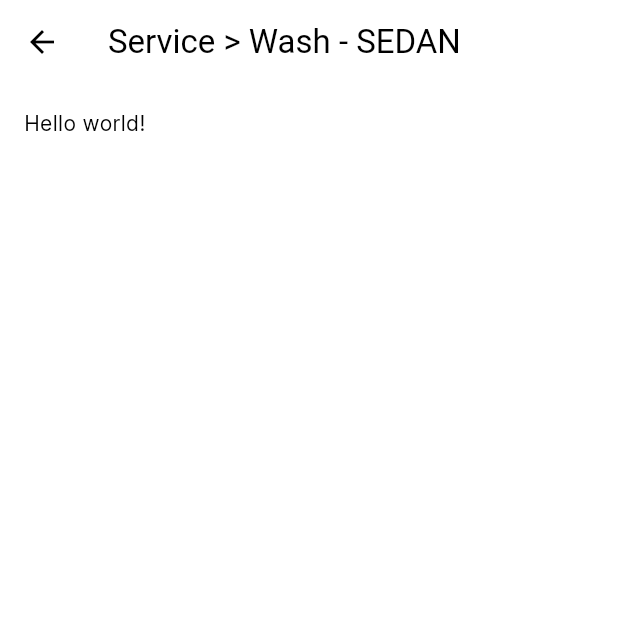
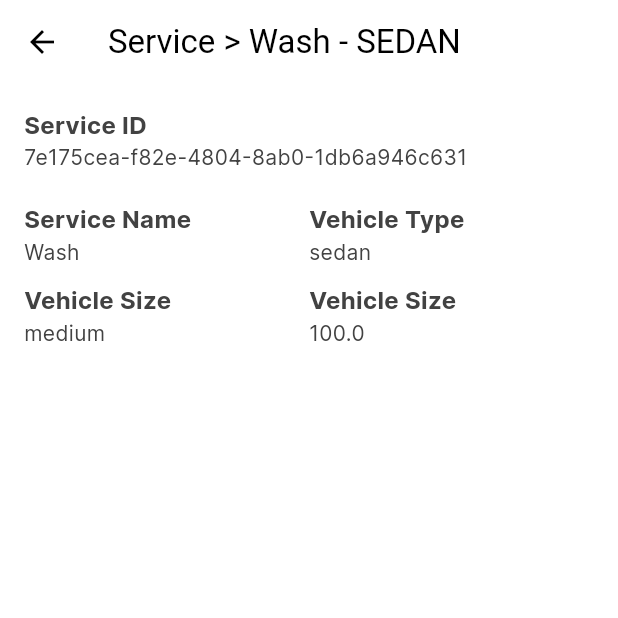
Before and after one commit to marcusandrev/springcrate, a Flutter app: the ServiceDetailsScreen screen opened directly with sample values from the repository, on a phone screen of 412 x 824 dp, the top half of it. Run offline on Flutter 3.47's test engine with Material 3 defaults, Android fonts, the phone set to English and light mode, and no system bars; our stand-ins replace fl_chart, flutter_svg, multi_select_flutter.

Commit message:
feat: add service details page

```diff
--- a/lib/data/data.dart
+++ b/lib/data/data.dart
@@ -152,10 +152,10 @@ List<Service> servicesData = [
   //   'vehicle_type': 'van',
   //   'vehicle_size': 'large',
   // },
-  const Service('7e175cea-f82e-4804-8ab0-1db6a946c631', 'Wash - SEDAN',
-      'medium', 'sedan', null, 100),
-  const Service('0c5597dd-1d75-4468-9d95-ab1817a30460',
-      'Wash & Hand Wax - MOTORCYCLE', 'medium', 'motorcycle', null, 100),
-  const Service('a3c74837-bdd2-4e00-b6ca-e827a57612c1',
-      'Hand Wax-Interior - SUV', 'small', 'suv', null, 100)
+  const Service('7e175cea-f82e-4804-8ab0-1db6a946c631', 'Wash', 'medium',
+      'sedan', null, 100),
+  const Service('0c5597dd-1d75-4468-9d95-ab1817a30460', 'Wash & Hand Wax',
+      'medium', 'motorcycle', null, 100),
+  const Service('a3c74837-bdd2-4e00-b6ca-e827a57612c1', 'Hand Wax-Interior',
+      'small', 'suv', null, 100)
 ];
--- a/lib/screens/services/views/service_details_screen.dart
+++ b/lib/screens/services/views/service_details_screen.dart
@@ -8,13 +8,59 @@ class ServiceDetailsScreen extends StatelessWidget {
 
   @override
   Widget build(BuildContext context) {
+    final serviceDetailItems = [
+      _buildDetailWidget(context, 'Service Name', service.serviceName),
+      _buildDetailWidget(context, 'Vehicle Type', service.vehicleType),
+      _buildDetailWidget(context, 'Vehicle Size', service.vehicleSize),
+      _buildDetailWidget(context, 'Vehicle Size', '${service.cost}'),
+    ];
     return Scaffold(
         appBar: AppBar(
-          title: Text('Service > ${service.serviceName}'),
+          title: Text(
+              'Service > ${service.serviceName} - ${service.vehicleType.toUpperCase()}'),
         ),
-        body: const SingleChildScrollView(
-          padding: EdgeInsets.all(16),
-          child: Text('Hello world!'),
+        body: SingleChildScrollView(
+          padding: const EdgeInsets.all(16),
+          child: Column(
+            children: [
+              Column(
+                crossAxisAlignment: CrossAxisAlignment.start,
+                children: [
+                  _buildDetailWidget(context, 'Service ID', service.serviceID),
+                  const SizedBox(height: 20),
+                  GridView.builder(
+                    physics: const NeverScrollableScrollPhysics(),
+                    shrinkWrap: true,
+                    gridDelegate:
+                        const SliverGridDelegateWithFixedCrossAxisCount(
+                            crossAxisCount: 2, childAspectRatio: 3.5),
+                    itemCount: serviceDetailItems.length,
+                    itemBuilder: ((context, index) =>
+                        serviceDetailItems[index]),
+                  ),
+                ],
+              )
+            ],
+          ),
         ));
   }
+
+  Widget _buildDetailWidget(BuildContext context, String label, String value) {
+    return Column(
+      crossAxisAlignment: CrossAxisAlignment.start,
+      children: [
+        Text(
+          label,
+          style: TextStyle(
+              color: Colors.grey[800],
+              fontSize: 16,
+              fontWeight: FontWeight.bold),
+        ),
+        Text(
+          value,
+          style: TextStyle(color: Colors.grey[800], fontSize: 14),
+        )
+      ],
+    );
+  }
 }
--- a/lib/screens/services/views/services_screen.dart
+++ b/lib/screens/services/views/services_screen.dart
@@ -52,7 +52,7 @@ class ServicesScreen extends StatelessWidget {
           crossAxisAlignment: CrossAxisAlignment.start,
           children: [
             Text(
-              service.serviceName,
+              '${service.serviceName} - ${service.vehicleType.toUpperCase()}',
               overflow: TextOverflow.ellipsis,
               style: TextStyle(
                   fontSize: 24,
```
